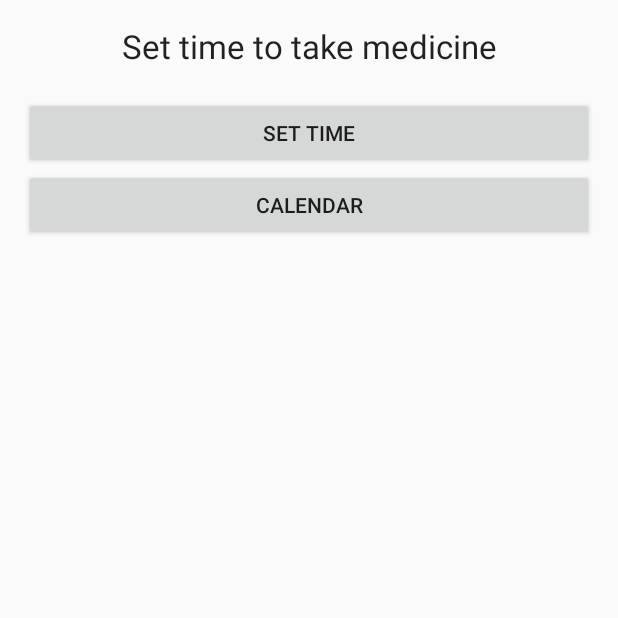
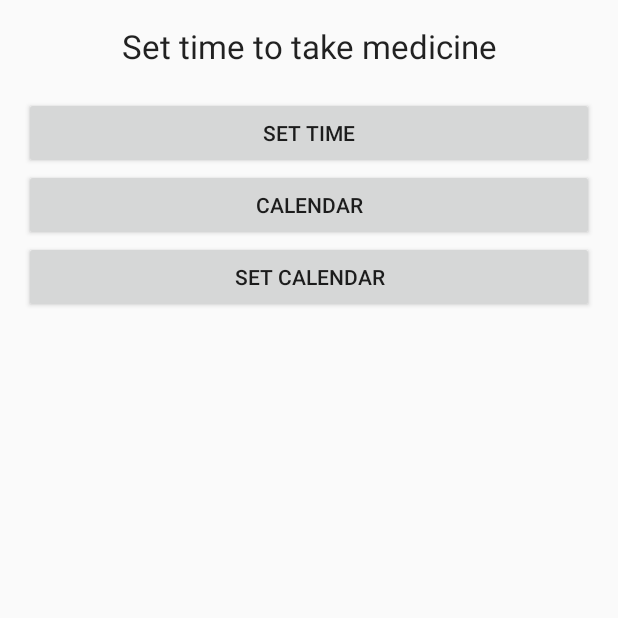
Before and after one commit to masterUNG/Test-Oct, an Android app: the screen it shows after launch (MainActivity), on a phone screen of 412 x 824 dp, the top half of it. Run offline under Robolectric (Android 15) with nearby library versions, the phone set to English and light mode, and no system bars.

Commit message:
Set Date Change on Calendar

```diff
--- a/app/src/main/java/com/example/oak/test170416/MainActivity.java
+++ b/app/src/main/java/com/example/oak/test170416/MainActivity.java
@@ -50,6 +50,12 @@ public class MainActivity extends Activity {
             }});
 
     }   // Main Method
+
+    public void clickSetCalendar(View view) {
+        startActivity(new Intent(MainActivity.this, SetCalendarActivity.class));
+    }
+
+
 
     public void clickCalendar(View view) {
 
--- a/app/src/main/res/layout/activity_main.xml
+++ b/app/src/main/res/layout/activity_main.xml
@@ -33,6 +33,13 @@
         android:id="@+id/button"
         android:onClick="clickCalendar" />
 
+    <Button
+        android:layout_width="match_parent"
+        android:layout_height="wrap_content"
+        android:text="Set Calendar"
+        android:id="@+id/button2"
+        android:onClick="clickSetCalendar" />
+
     <ListView
         android:id="@+id/listView1"
         android:layout_width="match_parent"
```
Also changed, not shown: app/src/main/AndroidManifest.xml (+9 -8 lines), app/src/main/java/com/example/oak/test170416/SetCalendarActivity.java (added, +39 -0 lines), app/src/main/res/layout/activity_set_calendar.xml (added, +16 -0 lines).
